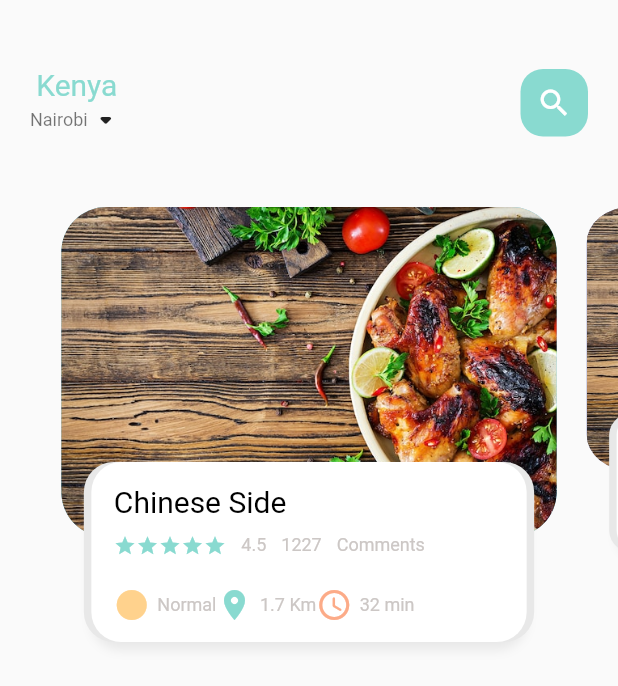
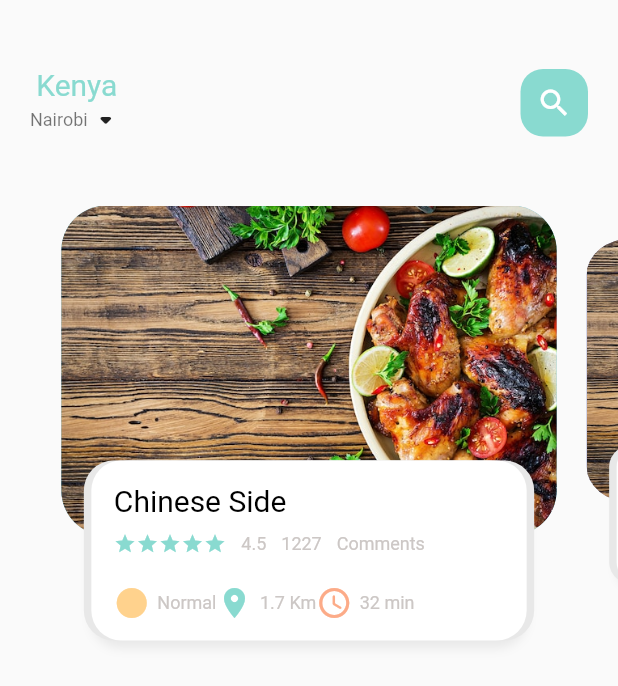
Before and after one commit to martin-ngigi/iEats, a Flutter app: the screen it shows after launch, on a phone screen of 412 x 824 dp. Shown: the top 686 px of the screen. Run offline on Flutter 3.47's test engine with Material 2 defaults, Android fonts, the phone set to English and light mode, and no system bars.

Commit message:
Changes on the Slider

```diff
--- a/lib/home/food_page_body.dart
+++ b/lib/home/food_page_body.dart
@@ -53,20 +53,21 @@ class _FoodPageBodyState extends State<FoodPageBody> {
     if(index == _currentPageValue.floor()){ // floor() is for rounding offf
       var currScale = 1-(_currentPageValue-index)*(1-_scaleFactor);
       var currTrans = _height*(1-currScale)/2;
-      matrix = Matrix4.diagonal3Values(1, currScale, 1)..setTranslationRaw(0, currScale, 0);
+      matrix = Matrix4.diagonal3Values(1, currScale, 1)..setTranslationRaw(0, currTrans, 0);
 
     }
     else if(index == _currentPageValue.floor()+1){
       var currScale = _scaleFactor+(_currentPageValue-index+1)*(1-_scaleFactor);
       var currTrans = _height*(1-currScale)/2;
       matrix = Matrix4.diagonal3Values(1, currScale, 1);
-      matrix = Matrix4.diagonal3Values(1, currScale, 1)..setTranslationRaw(0, currScale, 0);
+      matrix = Matrix4.diagonal3Values(1, currScale, 1)..setTranslationRaw(0, currTrans, 0);
 
     }
     else if(index == _currentPageValue.floor()-1){
       var currScale = 1-(_currentPageValue-index)*(1-_scaleFactor);
+      var currTrans = _height*(1-currScale)/2;
       matrix = Matrix4.diagonal3Values(1, currScale, 1);
-      matrix = Matrix4.diagonal3Values(1, currScale, 1)..setTranslationRaw(0, currScale, 0);
+      matrix = Matrix4.diagonal3Values(1, currScale, 1)..setTranslationRaw(0, currTrans, 0);
     }
     else {
       var currScale = 0.8;
```
